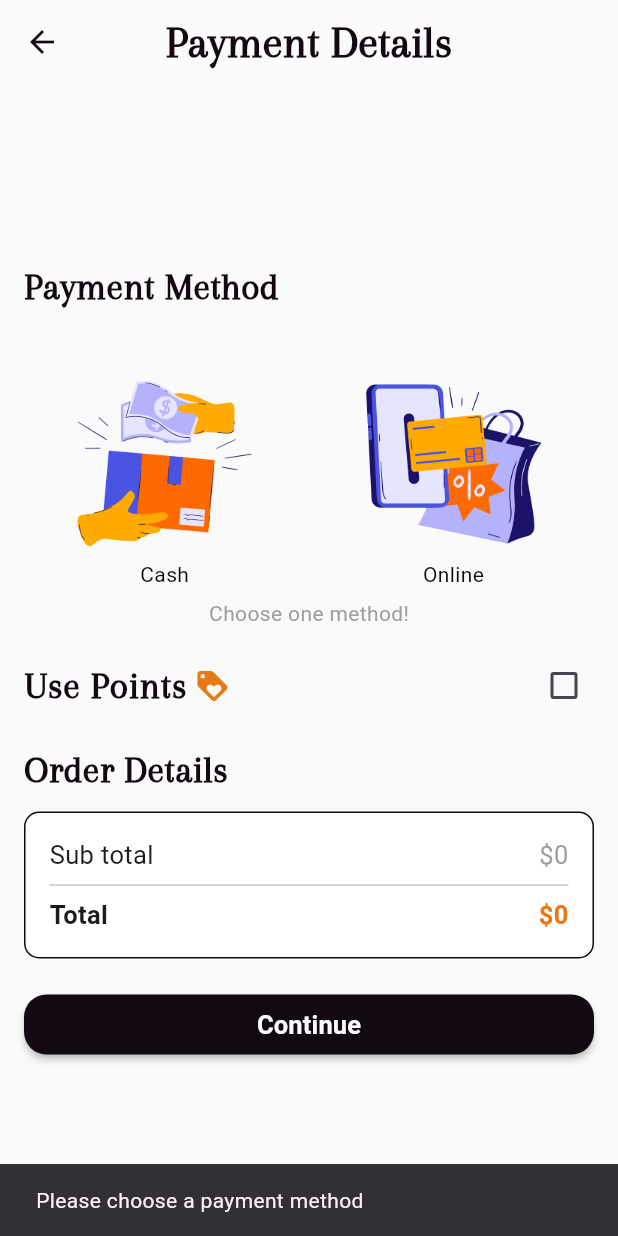
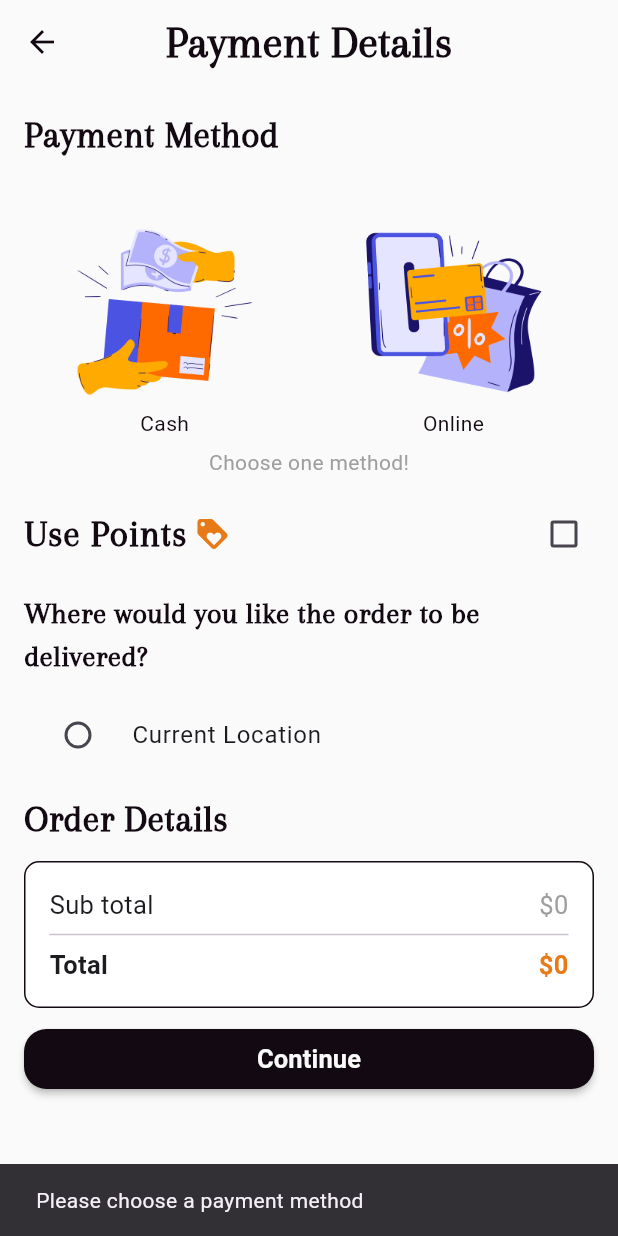
Before and after one commit to hayam-tarek/quick_store, a Flutter app: the CheckOutScreen screen opened directly, after a tap on "Continue", on a phone screen of 412 x 824 dp. Run offline on Flutter 3.47's test engine with Material 3 defaults, Android fonts, the phone set to English and light mode, and no system bars; our stand-ins replace bloc, flutter_bloc, flutter_dotenv, geocoding, geolocator, image_picker and 2 more; accounts and stored records are empty.

Commit message:
I have prepared all the data to be sent with the add order request.

```diff
--- a/lib/main.dart
+++ b/lib/main.dart
@@ -9,6 +9,7 @@ import 'package:quick_store/view_models/cart_cubit/cart_cubit.dart';
 import 'package:quick_store/view_models/categories_cubit/categories_cubit.dart';
 import 'package:quick_store/view_models/favorite_cubit/favorite_cubit.dart';
 import 'package:quick_store/view_models/location_services_cubit/location_services_cubit.dart';
+import 'package:quick_store/view_models/orders_cubit/orders_cubit.dart';
 import 'package:quick_store/view_models/products_cubit/products_cubit.dart';
 import 'package:quick_store/view_models/profile_cubit/profile_cubit.dart';
 import 'package:quick_store/views/screens/splash_screen.dart';
@@ -53,6 +54,9 @@ class ECommerceApp extends StatelessWidget {
         BlocProvider(
           create: (context) => LocationServicesCubit(),
         ),
+        BlocProvider(
+          create: (context) => OrdersCubit(),
+        ),
       ],
       child: MaterialApp(
         theme: ThemeData(
--- a/lib/view_models/orders_cubit/orders_cubit.dart
+++ b/lib/view_models/orders_cubit/orders_cubit.dart
@@ -11,6 +11,7 @@ part 'orders_state.dart';
 
 class OrdersCubit extends Cubit<OrdersState> {
   OrdersCubit() : super(OrdersInitial());
+  num? paymentMethod;
   void addOrder({
     required num addressId,
     required num paymentMethod,
--- a/lib/views/screens/check_out_screen.dart
+++ b/lib/views/screens/check_out_screen.dart
@@ -5,6 +5,7 @@ import 'package:quick_store/core/utils/constant.dart';
 import 'package:quick_store/view_models/cart_cubit/cart_cubit.dart';
 import 'package:quick_store/view_models/orders_cubit/orders_cubit.dart';
 import 'package:quick_store/views/screens/submit_order_screen.dart';
+import 'package:quick_store/views/widgets/choose_location_with_radio.dart';
 import 'package:quick_store/views/widgets/custom_check_box.dart';
 import 'package:quick_store/views/widgets/custom_material_button.dart';
 import 'package:quick_store/views/widgets/custom_simple_app_bar.dart';
@@ -21,6 +22,7 @@ class CheckOutScreen extends StatefulWidget {
 
 class _CheckOutScreenState extends State<CheckOutScreen> {
   bool usePoints = false;
+  String? value;
 
   @override
   Widget build(BuildContext context) {
@@ -29,6 +31,7 @@ class _CheckOutScreenState extends State<CheckOutScreen> {
         appBar: customSimpleAppBar(context: context, title: "Payment Details"),
         body: Padding(
           padding: const EdgeInsets.all(16.0),
+          child: SingleChildScrollView(
             child: Column(
               crossAxisAlignment: CrossAxisAlignment.start,
               mainAxisAlignment: MainAxisAlignment.center,
@@ -48,10 +51,19 @@ class _CheckOutScreenState extends State<CheckOutScreen> {
                   },
                 ),
                 SizedBox(height: 10),
+                ChooseLocationWithRadio(
+                  value: value,
+                  onChanged: (value) {
+                    setState(() {
+                      this.value = value;
+                    });
+                  },
+                ),
+                SizedBox(height: 10),
                 OrderDetailsContainer(
                   cartCubit: BlocProvider.of<CartCubit>(context),
                 ),
-              SizedBox(height: 20),
+                SizedBox(height: 10),
                 CustomMaterialButton(
                   color: kPrimaryColor,
                   text: "Continue",
@@ -61,23 +73,32 @@ class _CheckOutScreenState extends State<CheckOutScreen> {
                     if (paymentMethod == null) {
                       ScaffoldMessenger.of(context).showSnackBar(
                         const SnackBar(
-                        content: Text("Please choose a payment method"),
-                      ),
+                            content: Text("Please choose a payment method")),
+                      );
+                    } else if (value == null) {
+                      ScaffoldMessenger.of(context).showSnackBar(
+                        const SnackBar(
+                            content: Text("Please choose a location")),
                       );
                     } else {
-                    Navigator.pushReplacement(context, MaterialPageRoute(
+                      Navigator.pushReplacement(
+                        context,
+                        MaterialPageRoute(
                           builder: (context) {
                             return SubmitOrderScreen(
                               paymentMethod: paymentMethod,
                               usePoints: usePoints,
+                              chosenLocation: value!,
                             );
                           },
-                    ));
+                        ),
+                      );
                     }
                   },
                 )
               ],
             ),
+          ),
         ));
   }
 }
--- a/lib/views/screens/submit_order_screen.dart
+++ b/lib/views/screens/submit_order_screen.dart
@@ -7,9 +7,11 @@ class SubmitOrderScreen extends StatelessWidget {
     super.key,
     required this.paymentMethod,
     required this.usePoints,
+    required this.chosenLocation,
   });
   final num paymentMethod;
   final bool usePoints;
+  final String chosenLocation;
 
   @override
   Widget build(BuildContext context) {
--- /dev/null
+++ b/lib/views/widgets/choose_location_with_radio.dart
@@ -0,0 +1,46 @@
+import 'package:flutter/material.dart';
+import 'package:quick_store/core/utils/constant.dart';
+import 'package:quick_store/views/widgets/title_text.dart';
+
+class ChooseLocationWithRadio extends StatelessWidget {
+  const ChooseLocationWithRadio({
+    super.key,
+    required this.value,
+    this.onChanged,
+  });
+  final String? value;
+  final void Function(String?)? onChanged;
+  @override
+  Widget build(BuildContext context) {
+    return Column(
+      children: [
+        TitleText(
+          text: "Where would you like the order to be delivered?",
+          fontSize: 20,
+        ),
+        SizedBox(height: 10),
+        Row(
+          children: [
+            Expanded(
+              child: RadioListTile(
+                  title: Text("Current Location"),
+                  value: 'currentLocation',
+                  activeColor: kSecondaryColor,
+                  groupValue: value,
+                  onChanged: onChanged),
+            ),
+            if (kLastAddressIdValue != null)
+              Expanded(
+                child: RadioListTile(
+                    title: Text("Last Location"),
+                    value: 'lastLocation',
+                    groupValue: value,
+                    activeColor: kSecondaryColor,
+                    onChanged: onChanged),
+              ),
+          ],
+        ),
+      ],
+    );
+  }
+}
--- a/lib/views/widgets/payment_methods_list.dart
+++ b/lib/views/widgets/payment_methods_list.dart
@@ -1,7 +1,7 @@
-import 'dart:developer';
-
 import 'package:flutter/material.dart';
+import 'package:flutter_bloc/flutter_bloc.dart';
 import 'package:quick_store/core/utils/constant.dart';
+import 'package:quick_store/view_models/orders_cubit/orders_cubit.dart';
 
 class PaymentMethodsList extends StatefulWidget {
   const PaymentMethodsList({super.key, required this.paymentMethods});
@@ -15,6 +15,9 @@ class _PaymentMethodsListState extends State<PaymentMethodsList> {
   int currentIndex = -1;
   @override
   Widget build(BuildContext context) {
+    if (currentIndex == -1) {
+      BlocProvider.of<OrdersCubit>(context).paymentMethod = null;
+    }
     return Column(
       children: [
         SizedBox(
@@ -32,8 +35,9 @@ class _PaymentMethodsListState extends State<PaymentMethodsList> {
                 onTap: () {
                   setState(() {
                     currentIndex = index;
-                    log('$currentIndex');
                   });
+                  BlocProvider.of<OrdersCubit>(context).paymentMethod =
+                      index + 1;
                 },
                 child: Column(
                   mainAxisAlignment: MainAxisAlignment.center,
```
Lines whose indentation alone changed are shown as unchanged.
